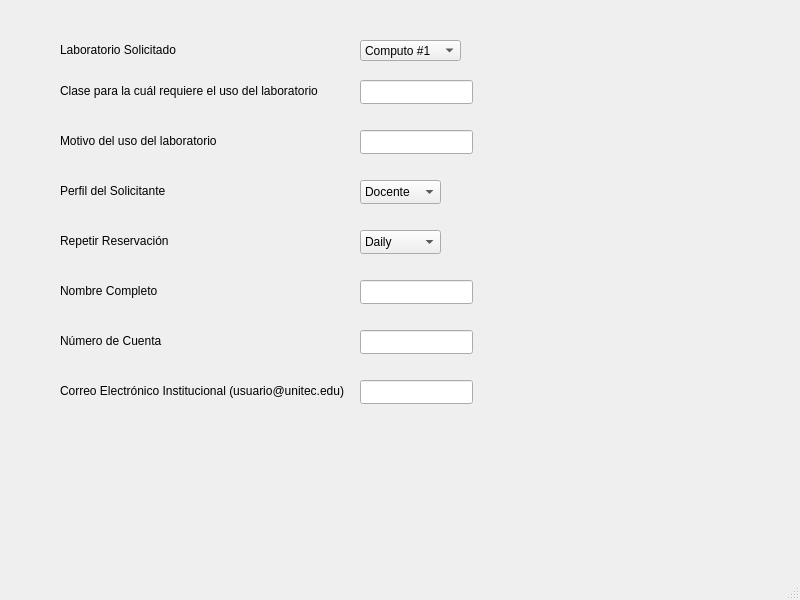
The window that cframe.ui (EmaGaleas/proyectoLab3) describes before a commit, drawn with Qt 5.
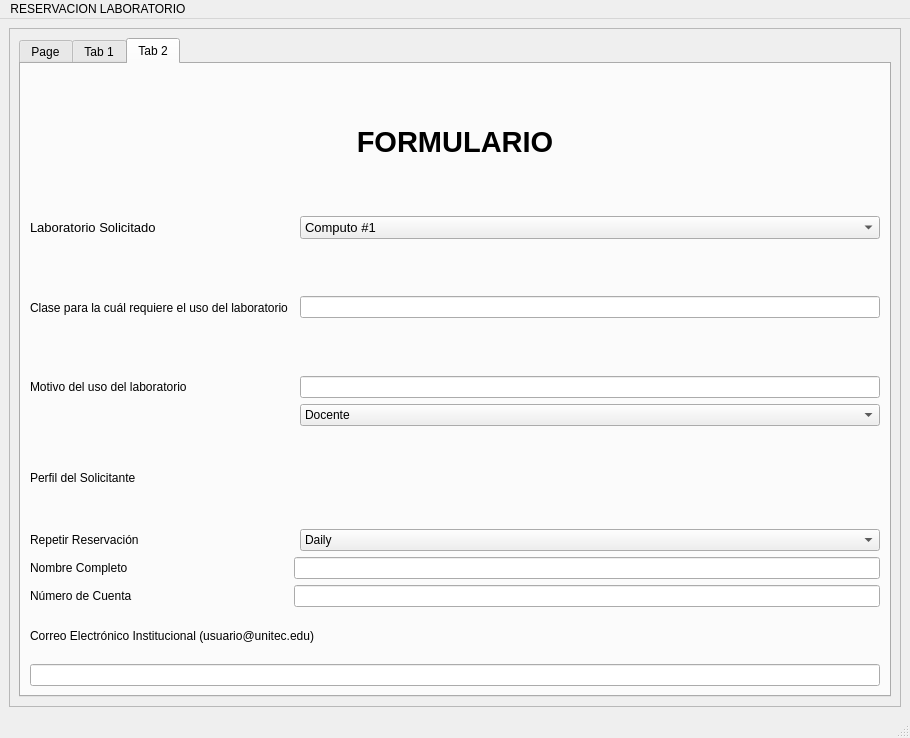
The same window after the commit. Icons and pictures are not drawn.

Patch:
```diff
--- a/cframe.ui
+++ b/cframe.ui
@@ -6,22 +6,140 @@
    <rect>
     <x>0</x>
     <y>0</y>
-    <width>800</width>
-    <height>600</height>
+    <width>910</width>
+    <height>738</height>
    </rect>
   </property>
   <property name="windowTitle">
    <string>cframe</string>
   </property>
   <widget class="QWidget" name="centralwidget">
+   <layout class="QGridLayout" name="gridLayout_2">
+    <item row="0" column="0">
+     <widget class="QScrollArea" name="scrollArea">
+      <property name="widgetResizable">
+       <bool>true</bool>
+      </property>
+      <widget class="QWidget" name="scrollAreaWidgetContents">
+       <property name="geometry">
+        <rect>
+         <x>0</x>
+         <y>0</y>
+         <width>886</width>
+         <height>664</height>
+        </rect>
+       </property>
+       <layout class="QGridLayout" name="gridLayout">
+        <item row="0" column="0" rowspan="2" colspan="2">
+         <widget class="QTabWidget" name="tabWidget">
+          <property name="inputMethodHints">
+           <set>Qt::ImhNoTextHandles</set>
+          </property>
+          <property name="currentIndex">
+           <number>2</number>
+          </property>
+          <widget class="QWidget" name="tab_menu">
+           <attribute name="title">
+            <string>Page</string>
+           </attribute>
+           <widget class="QLabel" name="lbl_menu">
+            <property name="geometry">
+             <rect>
+              <x>0</x>
+              <y>0</y>
+              <width>861</width>
+              <height>611</height>
+             </rect>
+            </property>
+            <property name="text">
+             <string/>
+            </property>
+            <property name="pixmap">
+             <pixmap resource="imagenes.qrc">:/0.png</pixmap>
+            </property>
+            <property name="scaledContents">
+             <bool>true</bool>
+            </property>
+           </widget>
+          </widget>
+          <widget class="QWidget" name="tab_info">
+           <attribute name="title">
+            <string>Tab 1</string>
+           </attribute>
+           <widget class="QLabel" name="lbl_info">
+            <property name="geometry">
+             <rect>
+              <x>0</x>
+              <y>0</y>
+              <width>861</width>
+              <height>611</height>
+             </rect>
+            </property>
+            <property name="text">
+             <string/>
+            </property>
+            <property name="pixmap">
+             <pixmap resource="imagenes.qrc">:/3.png</pixmap>
+            </property>
+            <property name="scaledContents">
+             <bool>true</bool>
+            </property>
+           </widget>
+          </widget>
+          <widget class="QWidget" name="Reserva">
+           <attribute name="title">
+            <string>Tab 2</string>
+           </attribute>
+           <layout class="QGridLayout" name="gridLayout_3">
+            <item row="0" column="0" rowspan="3" colspan="4">
+             <widget class="QLabel" name="label_9">
+              <property name="font">
+               <font>
+                <family>Nirmala UI</family>
+                <pointsize>22</pointsize>
+                <weight>75</weight>
+                <bold>true</bold>
+               </font>
+              </property>
+              <property name="text">
+               <string>FORMULARIO</string>
+              </property>
+              <property name="alignment">
+               <set>Qt::AlignCenter</set>
+              </property>
+             </widget>
+            </item>
+            <item row="20" column="0" colspan="2">
+             <widget class="QLabel" name="label_7">
+              <property name="text">
+               <string>Número de Cuenta</string>
+              </property>
+             </widget>
+            </item>
+            <item row="18" column="0" colspan="3">
+             <widget class="QLabel" name="label_5">
+              <property name="text">
+               <string>Repetir Reservación</string>
+              </property>
+             </widget>
+            </item>
+            <item row="19" column="2" colspan="2">
+             <widget class="QLineEdit" name="Nombre"/>
+            </item>
+            <item row="8" column="0" rowspan="3" colspan="2">
+             <widget class="QLabel" name="label_2">
+              <property name="text">
+               <string>Clase para la cuál requiere el uso del laboratorio</string>
+              </property>
+             </widget>
+            </item>
+            <item row="7" column="3">
    <widget class="QComboBox" name="LaboratoriosDisponibles">
-    <property name="geometry">
-     <rect>
-      <x>360</x>
-      <y>40</y>
-      <width>101</width>
-      <height>21</height>
-     </rect>
+              <property name="font">
+               <font>
+                <family>Nirmala UI</family>
+                <pointsize>10</pointsize>
+               </font>
     </property>
     <item>
      <property name="text">
@@ -119,87 +237,76 @@
      </property>
     </item>
    </widget>
-   <widget class="QLabel" name="label">
-    <property name="geometry">
-     <rect>
-      <x>60</x>
-      <y>40</y>
-      <width>121</width>
-      <height>20</height>
-     </rect>
-    </property>
-    <property name="text">
-     <string>Laboratorio Solicitado</string>
-    </property>
-   </widget>
-   <widget class="QLabel" name="label_2">
-    <property name="geometry">
-     <rect>
-      <x>60</x>
-      <y>80</y>
-      <width>271</width>
-      <height>21</height>
-     </rect>
-    </property>
-    <property name="text">
-     <string>Clase para la cuál requiere el uso del laboratorio</string>
-    </property>
-   </widget>
-   <widget class="QLineEdit" name="Clase">
-    <property name="geometry">
-     <rect>
-      <x>360</x>
-      <y>80</y>
-      <width>113</width>
-      <height>24</height>
-     </rect>
-    </property>
-   </widget>
+            </item>
+            <item row="22" column="0" colspan="4">
+             <widget class="QLineEdit" name="Numerodecuenta_2"/>
+            </item>
+            <item row="11" column="0" colspan="2">
    <widget class="QLabel" name="label_3">
-    <property name="geometry">
-     <rect>
-      <x>60</x>
-      <y>130</y>
-      <width>271</width>
-      <height>21</height>
-     </rect>
-    </property>
     <property name="text">
      <string>Motivo del uso del laboratorio</string>
     </property>
    </widget>
-   <widget class="QLineEdit" name="Motivo">
-    <property name="geometry">
-     <rect>
-      <x>360</x>
-      <y>130</y>
-      <width>113</width>
-      <height>24</height>
-     </rect>
-    </property>
-   </widget>
+            </item>
+            <item row="15" column="0" rowspan="2" colspan="4">
    <widget class="QLabel" name="label_4">
-    <property name="geometry">
-     <rect>
-      <x>60</x>
-      <y>180</y>
-      <width>251</width>
-      <height>21</height>
-     </rect>
-    </property>
     <property name="text">
      <string>Perfil del Solicitante</string>
     </property>
    </widget>
+            </item>
+            <item row="21" column="0" colspan="4">
+             <widget class="QLabel" name="label_8">
+              <property name="text">
+               <string>Correo Electrónico Institucional (usuario@unitec.edu)</string>
+              </property>
+             </widget>
+            </item>
+            <item row="11" column="3">
+             <widget class="QLineEdit" name="Motivo"/>
+            </item>
+            <item row="19" column="0" colspan="2">
+             <widget class="QLabel" name="label_6">
+              <property name="text">
+               <string>Nombre Completo</string>
+              </property>
+             </widget>
+            </item>
+            <item row="20" column="2" colspan="2">
+             <widget class="QLineEdit" name="Numerodecuenta"/>
+            </item>
+            <item row="18" column="3">
+             <widget class="QComboBox" name="RepetirReservacion">
+              <item>
+               <property name="text">
+                <string>Daily</string>
+               </property>
+              </item>
+              <item>
+               <property name="text">
+                <string>Weekly</string>
+               </property>
+              </item>
+             </widget>
+            </item>
+            <item row="9" column="3">
+             <widget class="QLineEdit" name="Clase"/>
+            </item>
+            <item row="7" column="0">
+             <widget class="QLabel" name="lbl_lab">
+              <property name="font">
+               <font>
+                <family>Nirmala UI</family>
+                <pointsize>10</pointsize>
+               </font>
+              </property>
+              <property name="text">
+               <string>Laboratorio Solicitado</string>
+              </property>
+             </widget>
+            </item>
+            <item row="12" column="3">
    <widget class="QComboBox" name="PerfilSolicitante">
-    <property name="geometry">
-     <rect>
-      <x>360</x>
-      <y>180</y>
-      <width>81</width>
-      <height>24</height>
-     </rect>
-    </property>
     <item>
      <property name="text">
       <string>Docente</string>
@@ -221,108 +328,16 @@
      </property>
     </item>
    </widget>
-   <widget class="QLabel" name="label_5">
-    <property name="geometry">
-     <rect>
-      <x>60</x>
-      <y>230</y>
-      <width>251</width>
-      <height>21</height>
-     </rect>
-    </property>
-    <property name="text">
-     <string>Repetir Reservación</string>
-    </property>
-   </widget>
-   <widget class="QComboBox" name="RepetirReservacion">
-    <property name="geometry">
-     <rect>
-      <x>360</x>
-      <y>230</y>
-      <width>81</width>
-      <height>24</height>
-     </rect>
-    </property>
-    <item>
-     <property name="text">
-      <string>Daily</string>
-     </property>
-    </item>
-    <item>
-     <property name="text">
-      <string>Weekly</string>
-     </property>
-    </item>
-   </widget>
-   <widget class="QLabel" name="label_6">
-    <property name="geometry">
-     <rect>
-      <x>60</x>
-      <y>280</y>
-      <width>251</width>
-      <height>21</height>
-     </rect>
-    </property>
-    <property name="text">
-     <string>Nombre Completo</string>
-    </property>
-   </widget>
-   <widget class="QLineEdit" name="Nombre">
-    <property name="geometry">
-     <rect>
-      <x>360</x>
-      <y>280</y>
-      <width>113</width>
-      <height>24</height>
-     </rect>
-    </property>
-   </widget>
-   <widget class="QLabel" name="label_7">
-    <property name="geometry">
-     <rect>
-      <x>60</x>
-      <y>330</y>
-      <width>251</width>
-      <height>21</height>
-     </rect>
-    </property>
-    <property name="text">
-     <string>Número de Cuenta</string>
-    </property>
-   </widget>
-   <widget class="QLineEdit" name="Numerodecuenta">
-    <property name="geometry">
-     <rect>
-      <x>360</x>
-      <y>330</y>
-      <width>113</width>
-      <height>24</height>
-     </rect>
-    </property>
-   </widget>
-   <widget class="QLabel" name="label_8">
-    <property name="geometry">
-     <rect>
-      <x>60</x>
-      <y>380</y>
-      <width>291</width>
-      <height>21</height>
-     </rect>
-    </property>
-    <property name="text">
-     <string>Correo Electrónico Institucional (usuario@unitec.edu)</string>
-    </property>
-   </widget>
-   <widget class="QLineEdit" name="Numerodecuenta_2">
-    <property name="geometry">
-     <rect>
-      <x>360</x>
-      <y>380</y>
-      <width>113</width>
-      <height>24</height>
-     </rect>
-    </property>
-   </widget>
+            </item>
+           </layout>
+          </widget>
+         </widget>
+        </item>
+       </layout>
+      </widget>
+     </widget>
+    </item>
+   </layout>
   </widget>
   <widget class="QStatusBar" name="statusbar"/>
   <widget class="QMenuBar" name="menubar">
@@ -330,12 +345,20 @@
     <rect>
      <x>0</x>
      <y>0</y>
-     <width>800</width>
-     <height>21</height>
+     <width>910</width>
+     <height>25</height>
     </rect>
    </property>
-  </widget>
- </widget>
- <resources/>
+   <widget class="QMenu" name="menuRESERVACION_LABORATORIO">
+    <property name="title">
+     <string>RESERVACION LABORATORIO</string>
+    </property>
+   </widget>
+   <addaction name="menuRESERVACION_LABORATORIO"/>
+  </widget>
+ </widget>
+ <resources>
+  <include location="imagenes.qrc"/>
+ </resources>
  <connections/>
 </ui>
```
Lines whose indentation alone changed are shown as unchanged.
